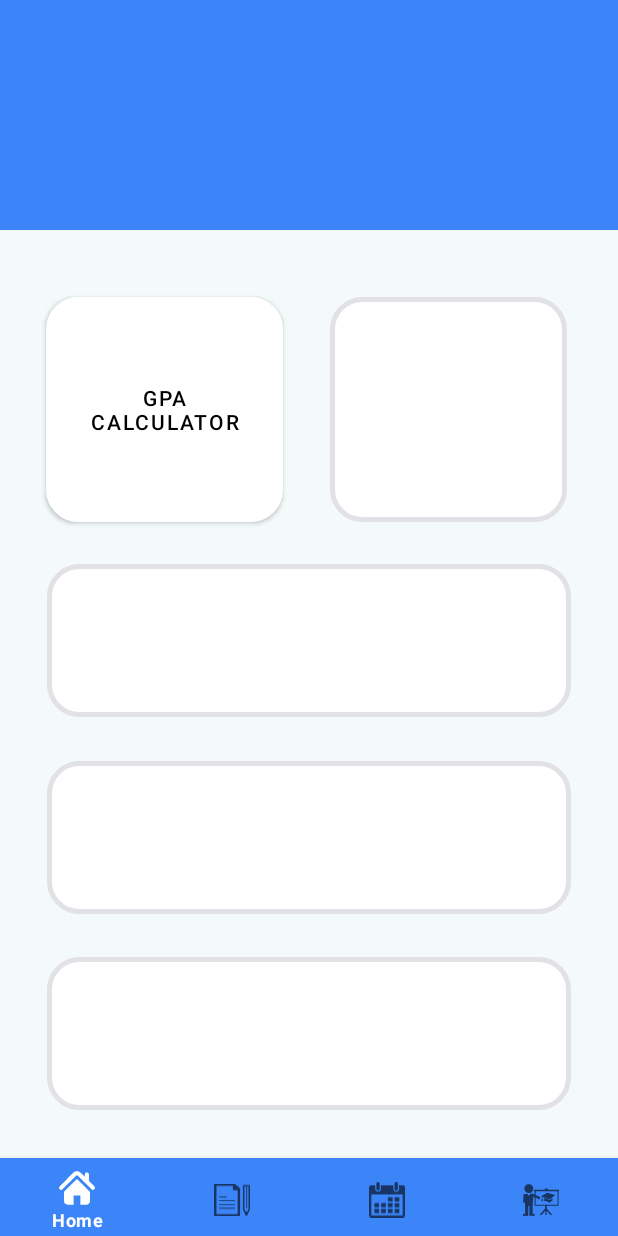
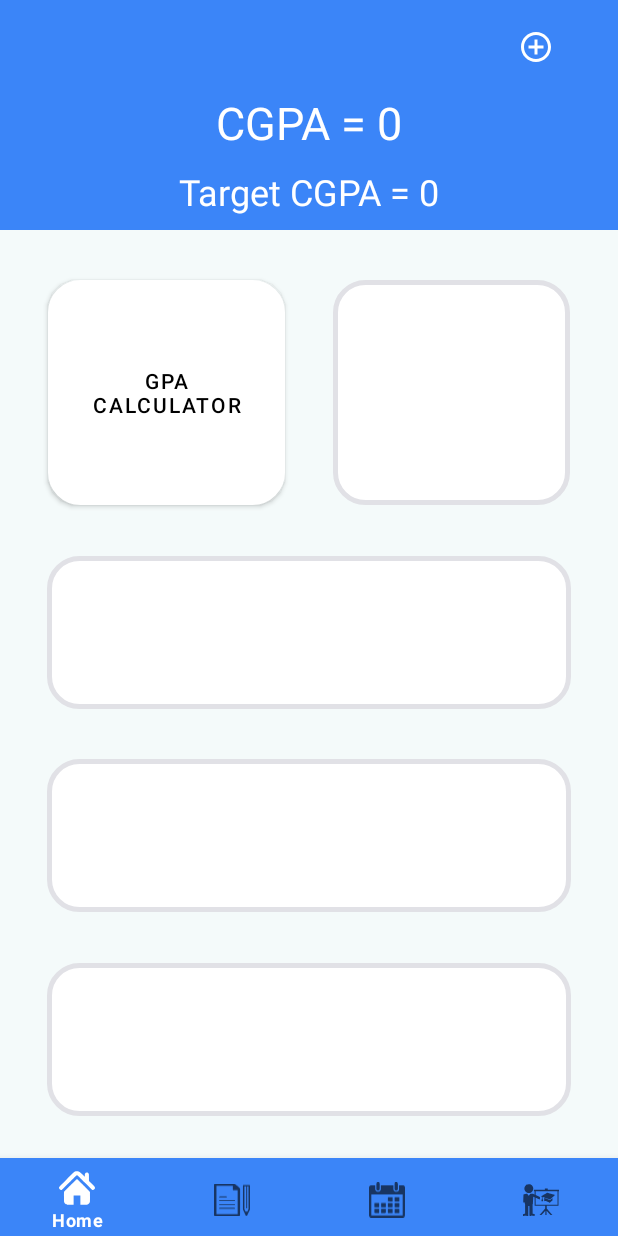
Before and after one commit to rlvidanapathirana/UniLife, an Android app: the screen it shows after launch (MainActivity), on a phone screen of 412 x 824 dp. Run offline under Robolectric (Android 15) with nearby library versions, the phone set to English and light mode, and no system bars.

Commit message:
Target CGPA setting created

```diff
--- /dev/null
+++ b/app/src/main/java/com/shadowsquad/unilife/DbHandler.java
@@ -0,0 +1,95 @@
+package com.shadowsquad.unilife;
+
+import android.content.ContentValues;
+import android.content.Context;
+import android.database.Cursor;
+import android.database.sqlite.SQLiteDatabase;
+import android.database.sqlite.SQLiteOpenHelper;
+import android.util.Log;
+
+import androidx.annotation.Nullable;
+
+public class DbHandler extends SQLiteOpenHelper {
+        private static final int VERSION = 1;
+        private static final String DB_NAME = "unilife";
+        private static final String GPA_TABLE_NAME = "gpa";
+
+        //COLUMN NAMES
+        private static final String ID = "id";
+        private static final String CGPA = "cgpa";
+        private static final String TARGET = "target_cgpa";
+
+        public DbHandler(@Nullable Context context) {
+            super(context, DB_NAME, null, VERSION);
+        }
+
+        @Override
+        public void onCreate(SQLiteDatabase db) {
+            String TABLE_CREATE_QUERY = "CREATE TABLE " + GPA_TABLE_NAME + " " +
+                    "("
+                    + ID + " INTEGER PRIMARY KEY AUTOINCREMENT,"
+                    + CGPA + " TEXT,"
+                    + TARGET + " TEXT" +
+                    ");";
+            db.execSQL(TABLE_CREATE_QUERY);
+        }
+
+        @Override
+        public void onUpgrade(SQLiteDatabase db, int oldVersion, int newVersion) {
+            String DROP_TABLE_QUERY = "DROP TABLE IF EXISTS " + GPA_TABLE_NAME;
+           //DROP OLDER TABLE IF EXISTED
+            db.execSQL(DROP_TABLE_QUERY);
+            //Create tables again
+            onCreate(db);
+
+        }
+
+        public boolean insertgpa(int i1, String s1, String s2) {
+            SQLiteDatabase dbb = this.getWritableDatabase();
+            ContentValues contentValues = new ContentValues();
+            contentValues.put(ID, i1);
+            contentValues.put(CGPA, s1);
+            contentValues.put(TARGET, s2);
+            long result = dbb.insert(GPA_TABLE_NAME, null, contentValues);
+            if(result==-1) {
+                return false;
+            }
+            else {
+                return true;
+            }
+        }
+
+        public gpaModel getSingleTodo(int id) {
+            SQLiteDatabase db = getWritableDatabase();
+            Cursor cursor = db.query(GPA_TABLE_NAME, new String[]{ID, CGPA, TARGET},
+                    ID + "= ?", new String[]{String.valueOf(id)},
+                    null, null, null);
+            gpaModel gpamodel;
+            if (cursor != null) {
+                cursor.moveToFirst();
+                gpamodel = new gpaModel(
+                        cursor.getInt(0),
+                        cursor.getString(1),
+                        cursor.getString(2)
+                );
+                return gpamodel;
+            }
+            return null;
+        }
+
+        public int updateCgpa(gpaModel gpamodel) {
+
+            SQLiteDatabase sqLiteDatabase = getWritableDatabase();
+            ContentValues contentValues = new ContentValues();
+
+            contentValues.put(CGPA, gpamodel.getCgpa());
+            contentValues.put(TARGET, gpamodel.getTarget());
+
+            int ret = sqLiteDatabase.update(GPA_TABLE_NAME, contentValues, ID +" =?", new String[]{String.valueOf(1)});
+            sqLiteDatabase.close();
+
+            return ret;
+
+        }
+
+}
--- a/app/src/main/java/com/shadowsquad/unilife/HomeFragment.java
+++ b/app/src/main/java/com/shadowsquad/unilife/HomeFragment.java
@@ -5,6 +5,8 @@ import android.view.LayoutInflater;
 import android.view.View;
 import android.view.ViewGroup;
 import android.widget.Button;
+import android.widget.ImageButton;
+import android.widget.TextView;
 
 import androidx.annotation.NonNull;
 import androidx.annotation.Nullable;
@@ -15,13 +17,33 @@ import androidx.fragment.app.FragmentTransaction;
 public class HomeFragment extends Fragment {
 
     Button btnCal;
+    ImageButton addBtn;
+    TextView txtCgpa, txtTarget;
+
+    DbHandler dbHandler;
+//
+    gpaModel gpamodel = null;
 
     @Nullable
     @Override
+
     public View onCreateView(@NonNull LayoutInflater inflater, @Nullable ViewGroup container, @Nullable Bundle savedInstanceState) {
         View view = inflater.inflate(R.layout.fragment_home,container,false);
 
+        txtCgpa = (TextView) view.findViewById(R.id.textViewCgpa);
+        txtTarget = (TextView) view.findViewById(R.id.textViewTarget);
         btnCal = (Button) view.findViewById(R.id.btnCalc);
+        addBtn = (ImageButton) view.findViewById(R.id.addImgBtn);
+
+
+        dbHandler = new DbHandler(getActivity().getApplicationContext());
+        boolean insert = dbHandler.insertgpa(1,"0","0");
+
+        gpamodel = dbHandler.getSingleTodo(1);
+
+        txtCgpa.setText("CGPA = " + gpamodel.getCgpa());
+        txtTarget.setText("Target CGPA = " + gpamodel.getTarget());
+
         btnCal.setOnClickListener(new View.OnClickListener() {
             @Override
             public void onClick(android.view.View v) {
@@ -34,11 +56,19 @@ public class HomeFragment extends Fragment {
             }
         });
 
-
-
-
-
+        addBtn.setOnClickListener(new View.OnClickListener() {
+            @Override
+            public void onClick(View v) {
+                openPopup();
+            }
+        });
 
         return view;
     }
+
+    public void openPopup() {
+        PopupBox popup = new PopupBox();
+        popup.show(getActivity().getSupportFragmentManager(), "example popup");
+    }
+
 }
--- /dev/null
+++ b/app/src/main/java/com/shadowsquad/unilife/gpaModel.java
@@ -0,0 +1,48 @@
+package com.shadowsquad.unilife;
+
+public class gpaModel {
+
+    private int id;
+    private String cgpa, target;
+//    private long started, finished;
+
+    public gpaModel() {
+
+    }
+
+    public gpaModel(int id, String cgpa, String target) {
+        this.id = id;
+        this.cgpa = cgpa;
+        this.target = target;
+    }
+
+    public gpaModel(String cgpa, String target) {
+        this.cgpa = cgpa;
+        this.target = target;
+    }
+
+    public int getId() {
+        return id;
+    }
+
+    public void setId(int id) {
+        this.id = id;
+    }
+
+    public String getCgpa() {
+        return cgpa;
+    }
+
+    public void setCgpa(String cgpa) {
+        this.cgpa = cgpa;
+    }
+
+    public String getTarget() {
+        return target;
+    }
+
+    public void setTarget(String target) {
+        this.target = target;
+    }
+
+}
--- /dev/null
+++ b/app/src/main/res/drawable/add_btn_img.xml
@@ -0,0 +1,5 @@
+<vector android:height="24dp" android:tint="#FFFFFF"
+    android:viewportHeight="24" android:viewportWidth="24"
+    android:width="24dp" xmlns:android="http://schemas.android.com/apk/res/android">
+    <path android:fillColor="@android:color/white" android:pathData="M13,7h-2v4L7,11v2h4v4h2v-4h4v-2h-4L13,7zM12,2C6.49,2 2,6.49 2,12s4.49,10 10,10 10,-4.49 10,-10S17.51,2 12,2zM12,20c-4.41,0 -8,-3.59 -8,-8s3.59,-8 8,-8 8,3.59 8,8 -3.59,8 -8,8z"/>
+</vector>
--- a/app/src/main/res/layout/fragment_calc_select.xml
+++ b/app/src/main/res/layout/fragment_calc_select.xml
@@ -52,6 +52,7 @@
         android:layout_width="411dp"
         android:layout_height="579dp"
         android:orientation="vertical"
+        android:paddingTop="20dp"
         app:layout_constraintBottom_toBottomOf="parent"
         app:layout_constraintEnd_toEndOf="parent"
         app:layout_constraintStart_toStartOf="parent"
--- a/app/src/main/res/layout/fragment_home.xml
+++ b/app/src/main/res/layout/fragment_home.xml
@@ -13,9 +13,48 @@
         android:layout_height="153dp"
         android:background="@color/theme_blue"
         app:layout_constraintEnd_toEndOf="parent"
-        app:layout_constraintHorizontal_bias="0.5"
+        app:layout_constraintHorizontal_bias="0.0"
         app:layout_constraintStart_toStartOf="parent"
         app:layout_constraintTop_toTopOf="parent">
+
+        <ImageButton
+            android:id="@+id/addImgBtn"
+            android:layout_width="30dp"
+            android:layout_height="30dp"
+            android:layout_marginTop="16dp"
+            android:layout_marginEnd="40dp"
+            android:background="@color/theme_blue"
+            app:layout_constraintEnd_toEndOf="parent"
+            app:layout_constraintTop_toTopOf="parent"
+            app:srcCompat="@drawable/add_btn_img" />
+
+        <TextView
+            android:id="@+id/textViewCgpa"
+            android:layout_width="wrap_content"
+            android:layout_height="wrap_content"
+            android:layout_marginTop="61dp"
+            android:text="TextView"
+            android:textColor="@color/white"
+            android:textSize="30sp"
+            app:layout_constraintEnd_toEndOf="parent"
+            app:layout_constraintHorizontal_bias="0.5"
+            app:layout_constraintStart_toStartOf="parent"
+            app:layout_constraintTop_toTopOf="parent" />
+
+        <TextView
+            android:id="@+id/textViewTarget"
+            android:layout_width="wrap_content"
+            android:layout_height="wrap_content"
+            android:layout_marginTop="24dp"
+            android:layout_marginBottom="24dp"
+            android:text="TextView"
+            android:textColor="@color/white"
+            android:textSize="24sp"
+            app:layout_constraintBottom_toBottomOf="parent"
+            app:layout_constraintEnd_toEndOf="parent"
+            app:layout_constraintHorizontal_bias="0.5"
+            app:layout_constraintStart_toStartOf="parent"
+            app:layout_constraintTop_toBottomOf="@+id/textViewCgpa" />
 
     </androidx.constraintlayout.widget.ConstraintLayout>
 
@@ -24,23 +63,22 @@
         android:layout_width="158dp"
         android:layout_height="150dp"
         android:background="@drawable/rounded"
-        app:layout_constraintBottom_toBottomOf="parent"
+        app:layout_constraintBottom_toTopOf="@+id/linearLayout2"
         app:layout_constraintEnd_toEndOf="parent"
-        app:layout_constraintHorizontal_bias="0.865"
-        app:layout_constraintStart_toStartOf="parent"
-        app:layout_constraintTop_toTopOf="parent"
-        app:layout_constraintVertical_bias="0.316"></androidx.constraintlayout.widget.ConstraintLayout>
+        app:layout_constraintHorizontal_bias="0.5"
+        app:layout_constraintStart_toEndOf="@+id/btnCalc"
+        app:layout_constraintTop_toBottomOf="@+id/constraintLayout1"></androidx.constraintlayout.widget.ConstraintLayout>
 
     <androidx.constraintlayout.widget.ConstraintLayout
         android:id="@+id/linearLayout2"
         android:layout_width="349dp"
         android:layout_height="102dp"
         android:background="@drawable/rounded"
-        app:layout_constraintBottom_toBottomOf="parent"
+        app:layout_constraintBottom_toTopOf="@+id/linearLayout3"
         app:layout_constraintEnd_toEndOf="parent"
+        app:layout_constraintHorizontal_bias="0.5"
         app:layout_constraintStart_toStartOf="parent"
-        app:layout_constraintTop_toBottomOf="@+id/constraintLayout1"
-        app:layout_constraintVertical_bias="0.426">
+        app:layout_constraintTop_toBottomOf="@+id/frameLayout">
 
     </androidx.constraintlayout.widget.ConstraintLayout>
 
@@ -49,11 +87,11 @@
         android:layout_width="349dp"
         android:layout_height="102dp"
         android:background="@drawable/rounded"
-        app:layout_constraintBottom_toBottomOf="parent"
+        app:layout_constraintBottom_toTopOf="@+id/linearLayout4"
         app:layout_constraintEnd_toEndOf="parent"
+        app:layout_constraintHorizontal_bias="0.5"
         app:layout_constraintStart_toStartOf="parent"
-        app:layout_constraintTop_toBottomOf="@+id/constraintLayout1"
-        app:layout_constraintVertical_bias="0.678">
+        app:layout_constraintTop_toBottomOf="@+id/linearLayout2">
 
     </androidx.constraintlayout.widget.ConstraintLayout>
 
@@ -64,9 +102,9 @@
         android:background="@drawable/rounded"
         app:layout_constraintBottom_toBottomOf="parent"
         app:layout_constraintEnd_toEndOf="parent"
+        app:layout_constraintHorizontal_bias="0.5"
         app:layout_constraintStart_toStartOf="parent"
-        app:layout_constraintTop_toBottomOf="@+id/constraintLayout1"
-        app:layout_constraintVertical_bias="0.928"></androidx.constraintlayout.widget.ConstraintLayout>
+        app:layout_constraintTop_toBottomOf="@+id/linearLayout3"></androidx.constraintlayout.widget.ConstraintLayout>
 
     <Button
         android:id="@+id/btnCalc"
@@ -74,11 +112,10 @@
         android:layout_height="150dp"
         android:background="@drawable/rounded"
         android:text="@string/gpaCalc"
-        app:layout_constraintBottom_toBottomOf="parent"
-        app:layout_constraintEnd_toEndOf="parent"
-        app:layout_constraintHorizontal_bias="0.122"
+        app:layout_constraintBottom_toTopOf="@+id/linearLayout2"
+        app:layout_constraintEnd_toStartOf="@+id/frameLayout"
+        app:layout_constraintHorizontal_bias="0.5"
         app:layout_constraintStart_toStartOf="parent"
-        app:layout_constraintTop_toTopOf="parent"
-        app:layout_constraintVertical_bias="0.316" />
+        app:layout_constraintTop_toBottomOf="@+id/constraintLayout1" />
 
 </androidx.constraintlayout.widget.ConstraintLayout>
```
Also changed, not shown: app/src/main/java/com/shadowsquad/unilife/PopupBox.java (added, +70 -0 lines), app/src/main/res/layout/layout_popup.xml (added, +22 -0 lines), app/src/main/res/values/themes.xml (+21 -0 lines).
